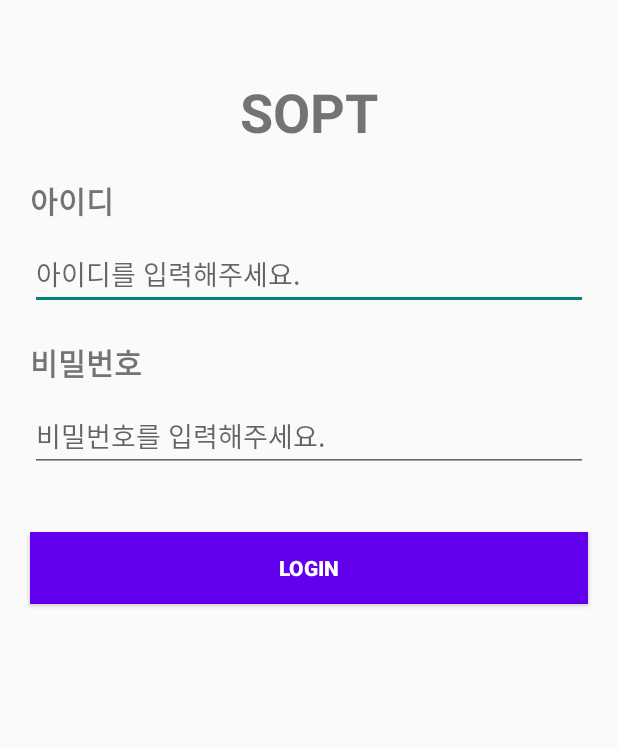
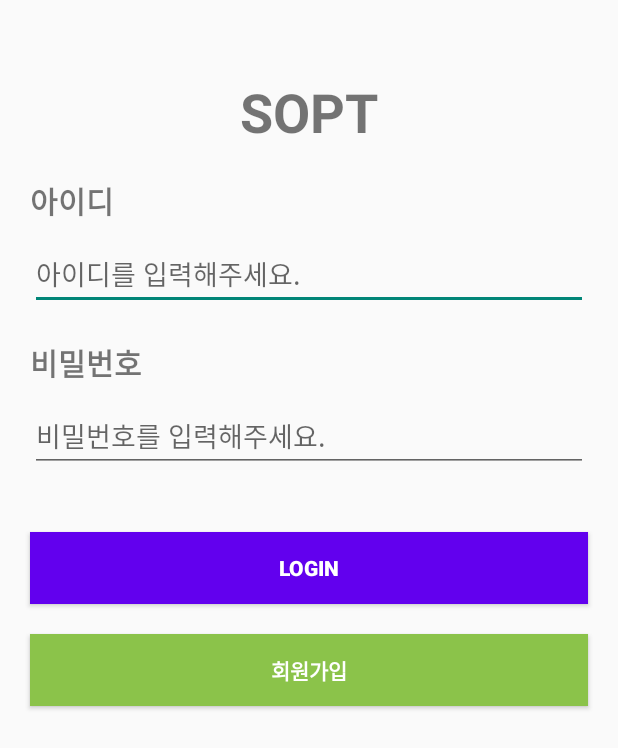
Before and after one commit to 30th-THE-SOPT-Android-Part/Android-JoonKyung, an Android app: the layout activity_sign_in.xml on its own in the app's theme, with its tools: preview values and no code run, on a phone screen of 412 x 824 dp. Shown: the top 748 px of the screen. Run offline under Robolectric (Android 15) with nearby library versions, the phone set to English and light mode, and no system bars.

Commit message:
feat: 필수 과제 1-1

```diff
--- a/app/src/main/java/com/lee989898/soptlee/EmptyActivity.kt
+++ b/app/src/main/java/com/lee989898/soptlee/SignUpActivity.kt
@@ -3,9 +3,9 @@ package com.lee989898.soptlee
 import androidx.appcompat.app.AppCompatActivity
 import android.os.Bundle
 
-class EmptyActivity : AppCompatActivity() {
+class SignUpActivity : AppCompatActivity() {
     override fun onCreate(savedInstanceState: Bundle?) {
         super.onCreate(savedInstanceState)
-        setContentView(R.layout.activity_empty)
+        setContentView(R.layout.activity_sign_up)
     }
 }
--- a/app/src/main/res/layout/activity_empty.xml
+++ b/app/src/main/res/layout/activity_home.xml
@@ -4,6 +4,6 @@
     xmlns:tools="http://schemas.android.com/tools"
     android:layout_width="match_parent"
     android:layout_height="match_parent"
-    tools:context=".EmptyActivity">
+    tools:context=".HomeActivity">
 
 </androidx.constraintlayout.widget.ConstraintLayout>
--- a/app/src/main/res/layout/activity_main.xml
+++ b/app/src/main/res/layout/activity_sign_in.xml
@@ -4,7 +4,7 @@
     xmlns:tools="http://schemas.android.com/tools"
     android:layout_width="match_parent"
     android:layout_height="match_parent"
-    tools:context=".MainActivity">
+    tools:context=".SignInActivity">
 
     <TextView
         android:id="@+id/main_logo_tv"
@@ -58,6 +58,7 @@
         android:layout_marginHorizontal="20dp"
         android:layout_marginTop="10dp"
         android:hint="비밀번호를 입력해주세요."
+        android:inputType="textPassword"
         app:layout_constraintTop_toBottomOf="@id/main_password_tv" />
 
     <Button
@@ -65,12 +66,23 @@
         android:layout_width="match_parent"
         android:layout_height="wrap_content"
         android:layout_marginHorizontal="20dp"
+        android:layout_marginTop="40dp"
         android:background="#6200EE"
-        android:layout_marginTop="40dp"
         android:text="LOGIN"
         android:textColor="@color/white"
         android:textStyle="bold"
         app:layout_constraintTop_toBottomOf="@id/main_password_et" />
 
+    <Button
+        android:id="@+id/main_join_bt"
+        android:layout_width="match_parent"
+        android:layout_height="wrap_content"
+        android:layout_marginHorizontal="20dp"
+        android:layout_marginTop="20dp"
+        android:background="#8BC34A"
+        android:text="회원가입"
+        android:textColor="@color/white"
+        android:textStyle="bold"
+        app:layout_constraintTop_toBottomOf="@id/main_login_bt" />
 
 </androidx.constraintlayout.widget.ConstraintLayout>
```
Also changed, not shown: app/src/main/AndroidManifest.xml (+5 -2 lines), app/src/main/java/com/lee989898/soptlee/HomeActivity.kt (added, +11 -0 lines), app/src/main/java/com/lee989898/soptlee/MainActivity.kt (deleted, +0 -24 lines), app/src/main/java/com/lee989898/soptlee/SignInActivity.kt (added, +34 -0 lines), app/src/main/res/layout/activity_sign_up.xml (added, +9 -0 lines).
